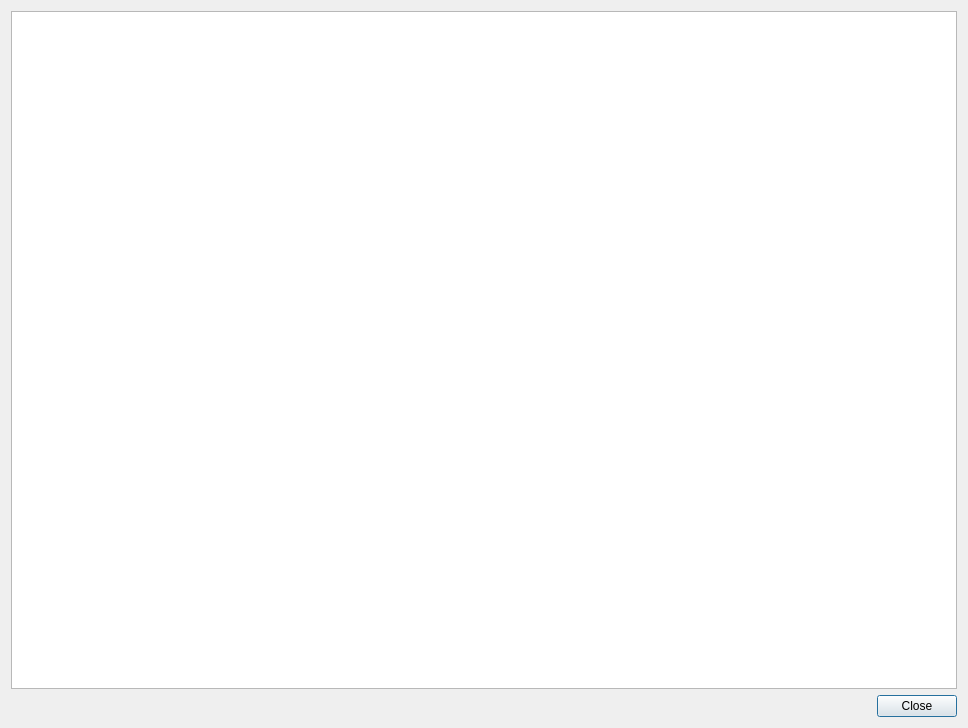
This is src/dialogs/blamedialog.ui in ballessay/quokkagit as Qt 5 draws it before an edit. The edited form follows.
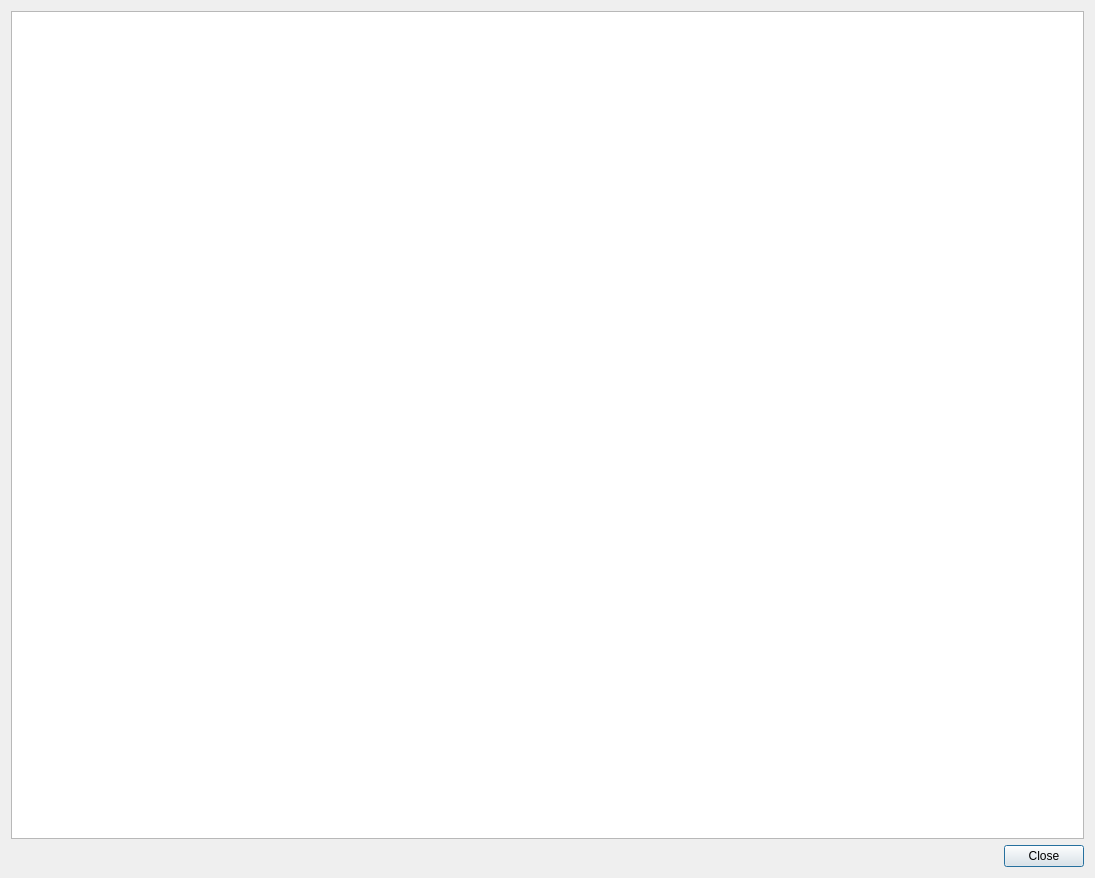
This is the edited form.

Commit message: Resize summary column

The edit to the form file:
```diff
--- a/src/dialogs/blamedialog.ui
+++ b/src/dialogs/blamedialog.ui
@@ -6,8 +6,8 @@
    <rect>
     <x>0</x>
     <y>0</y>
-    <width>968</width>
-    <height>728</height>
+    <width>1095</width>
+    <height>878</height>
    </rect>
   </property>
   <property name="windowTitle">
```
The commit also changes 1 other file.
